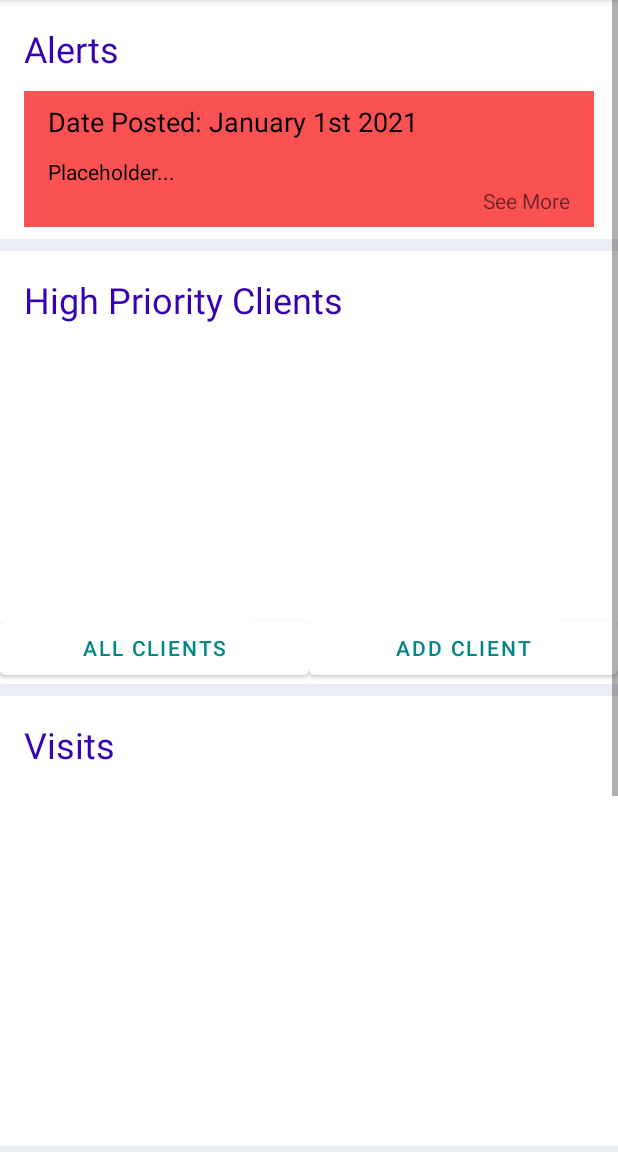
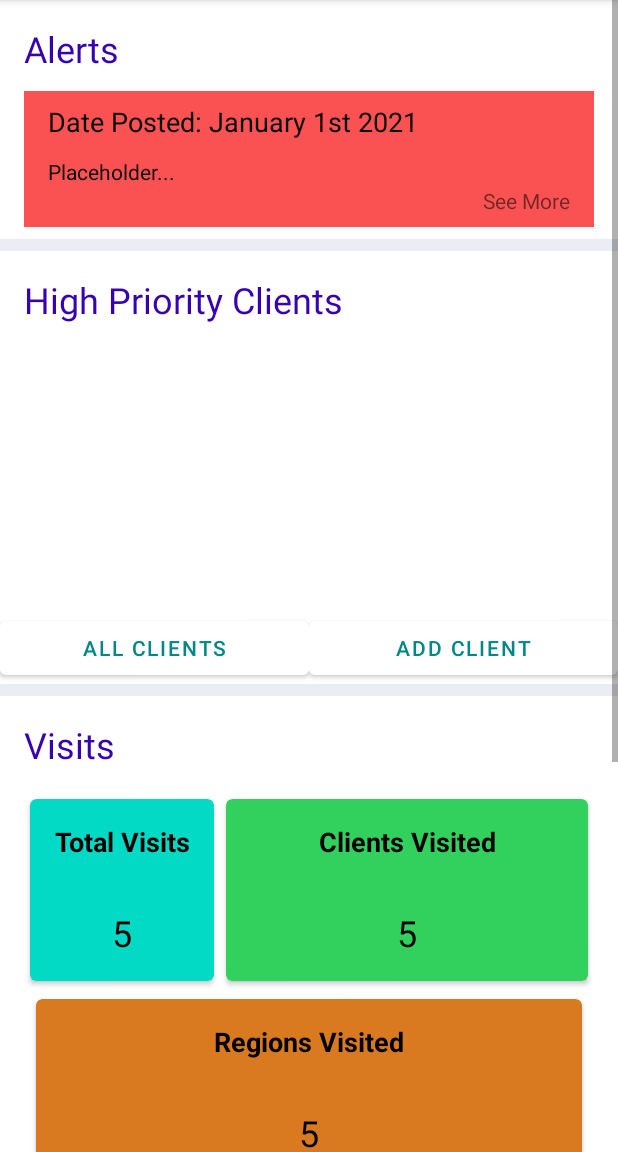
Before and after one commit to ksg604/cbr-manager, an Android app: the fragment HomeFragment shown on its own in the app's theme, on a phone screen of 412 x 824 dp, the part 84-1236 px from its top. Run offline under Robolectric (Android 15) with nearby library versions, the light colour scheme and no system bars; 1 statement that could not run was skipped.

Commit message:
fill dashboard visit section with placeholder data

```diff
--- a/frontend/app/build.gradle
+++ b/frontend/app/build.gradle
@@ -42,6 +42,7 @@ dependencies {
     implementation 'androidx.navigation:navigation-fragment:2.2.2'
     implementation 'androidx.navigation:navigation-ui:2.2.2'
     implementation 'com.squareup.picasso:picasso:2.8'
+    implementation 'androidx.gridlayout:gridlayout:1.0.0'
     compileOnly 'org.glassfish:javax.annotation:10.0-b28'
     implementation 'androidx.annotation:annotation:1.1.0'
     implementation 'androidx.lifecycle:lifecycle-livedata-ktx:2.2.0'
--- a/frontend/app/src/main/res/layout/fragment_home.xml
+++ b/frontend/app/src/main/res/layout/fragment_home.xml
@@ -163,7 +163,7 @@
         <androidx.constraintlayout.widget.ConstraintLayout
             android:id="@+id/outstandingVisitsConstraintLayout"
             android:layout_width="match_parent"
-            android:layout_height="300dp"
+            android:layout_height="wrap_content"
             android:layout_marginTop="8dp"
             android:background="#FFF"
             app:layout_constraintEnd_toEndOf="parent"
@@ -182,6 +182,134 @@
                 android:textSize="24sp"
                 app:layout_constraintStart_toStartOf="parent"
                 app:layout_constraintTop_toTopOf="parent" />
+
+            <GridLayout
+                android:layout_width="match_parent"
+                android:layout_height="300dp"
+                android:columnCount="2"
+                android:padding="16dp"
+                android:rowCount="2"
+                app:layout_constraintStart_toStartOf="parent"
+                app:layout_constraintTop_toBottomOf="@+id/textView4">
+
+                <androidx.cardview.widget.CardView
+                    android:layout_width="wrap_content"
+                    android:layout_height="wrap_content"
+                    android:layout_margin="4dp"
+                    android:layout_rowWeight="0"
+                    android:layout_columnWeight="0"
+                    android:layout_gravity="fill"
+                    app:cardBackgroundColor="@color/teal_200"
+                    app:cardCornerRadius="4dp">
+
+                    <LinearLayout
+                        android:layout_width="match_parent"
+                        android:layout_height="match_parent"
+                        android:orientation="vertical">
+
+                        <TextView
+                            android:id="@+id/totalVisitsTextView"
+                            android:layout_width="match_parent"
+                            android:layout_height="wrap_content"
+                            android:layout_margin="16dp"
+                            android:gravity="center"
+                            android:text="Total Visits"
+                            android:textColor="#000000"
+                            android:textSize="18sp"
+                            android:textStyle="bold" />
+
+                        <TextView
+                            android:id="@+id/totalVisitsNumberTextView"
+                            android:layout_width="match_parent"
+                            android:layout_height="wrap_content"
+                            android:layout_margin="16dp"
+                            android:gravity="center"
+                            android:text="5"
+                            android:textColor="#000"
+                            android:textSize="24sp" />
+                    </LinearLayout>
+                </androidx.cardview.widget.CardView>
+
+                <androidx.cardview.widget.CardView
+                    android:layout_width="wrap_content"
+                    android:layout_height="wrap_content"
+                    android:layout_margin="4dp"
+                    android:layout_rowWeight="0"
+                    android:layout_columnWeight="0"
+                    android:layout_gravity="fill"
+                    app:cardBackgroundColor="#32d15d"
+                    app:cardCornerRadius="4dp">
+
+                    <LinearLayout
+                        android:layout_width="match_parent"
+                        android:layout_height="match_parent"
+                        android:orientation="vertical">
+
+                        <TextView
+                            android:id="@+id/clientsVisitedTextView"
+                            android:layout_width="match_parent"
+                            android:layout_height="wrap_content"
+                            android:layout_margin="16dp"
+                            android:gravity="center"
+                            android:text="Clients Visited"
+                            android:textColor="#000000"
+                            android:textSize="18sp"
+                            android:textStyle="bold" />
+
+                        <TextView
+                            android:id="@+id/clientsVisitedNumberTextView"
+                            android:layout_width="match_parent"
+                            android:layout_height="wrap_content"
+                            android:layout_margin="16dp"
+                            android:gravity="center"
+                            android:text="5"
+                            android:textColor="#000"
+                            android:textSize="24sp" />
+                    </LinearLayout>
+                </androidx.cardview.widget.CardView>
+
+                <androidx.cardview.widget.CardView
+                    android:layout_width="wrap_content"
+                    android:layout_height="wrap_content"
+                    android:layout_margin="8dp"
+                    android:layout_gravity="fill"
+                    android:layout_rowWeight="1"
+                    android:layout_columnWeight="0"
+                    android:layout_columnSpan="2"
+
+                    app:cardBackgroundColor="#d97a21"
+                    app:cardCornerRadius="4dp">
+
+                    <LinearLayout
+                        android:layout_width="match_parent"
+                        android:layout_height="match_parent"
+                        android:orientation="vertical">
+
+                        <TextView
+                            android:id="@+id/regionsVisitedTextView"
+                            android:layout_width="match_parent"
+                            android:layout_height="wrap_content"
+                            android:layout_margin="16dp"
+                            android:gravity="center"
+                            android:text="Regions Visited"
+                            android:textColor="#000000"
+                            android:textSize="18sp"
+                            android:textStyle="bold" />
+
+                        <TextView
+                            android:id="@+id/regionsVisitedNumberTextView"
+                            android:layout_width="match_parent"
+                            android:layout_height="wrap_content"
+                            android:layout_margin="16dp"
+                            android:gravity="center"
+                            android:text="5"
+                            android:textColor="#000"
+                            android:textSize="24sp" />
+                    </LinearLayout>
+                </androidx.cardview.widget.CardView>
+
+
+            </GridLayout>
         </androidx.constraintlayout.widget.ConstraintLayout>
 
         <androidx.constraintlayout.widget.ConstraintLayout
```
